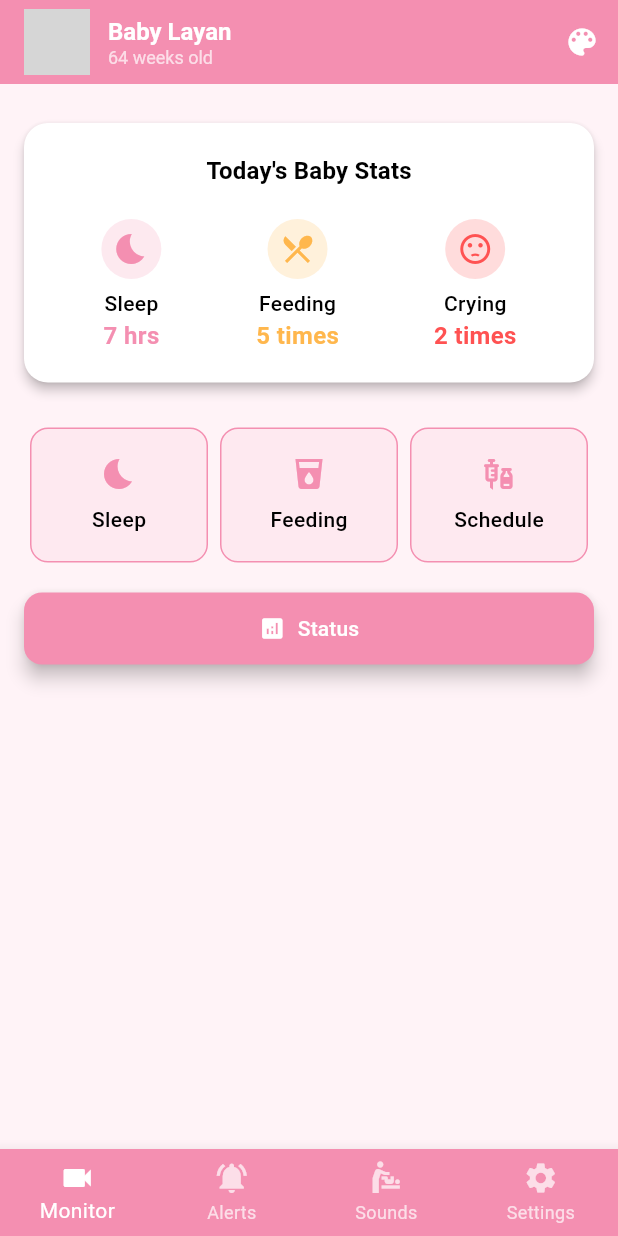
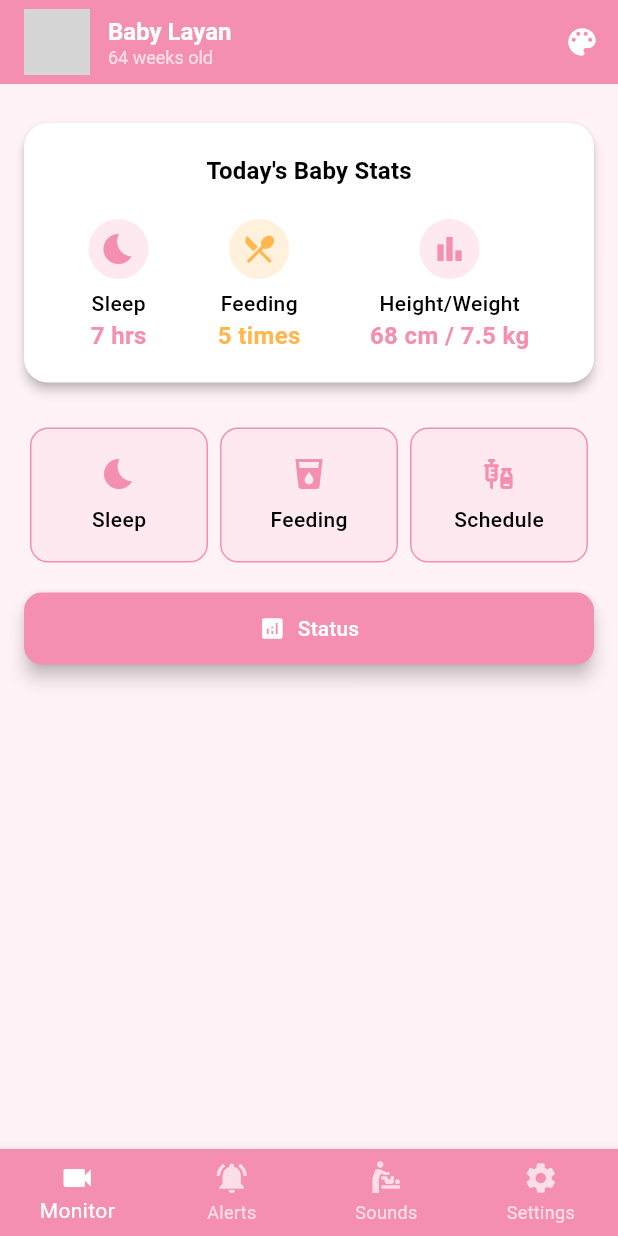
Before and after one commit to halaalmasrii/smart-baby-care, a Flutter app: the DashboardScreen screen opened by its route, on a phone screen of 412 x 824 dp. Run offline on Flutter 3.47's test engine with Material 3 defaults, Android fonts, the phone set to English and light mode, and no system bars; our stand-ins replace fl_chart, flutter_local_notifications, image_picker, shared_preferences, timezone; accounts and stored records are empty; grey boxes are pictures that could not be loaded.

Commit message:
تعديل نوع المعلومات المعروضة

```diff
--- a/lib/widgets/stats_card.dart
+++ b/lib/widgets/stats_card.dart
@@ -1,7 +1,18 @@
 import 'package:flutter/material.dart';
 
 class StatsCard extends StatelessWidget {
-  const StatsCard({Key? key}) : super(key: key);
+  final String sleep;
+  final String feeding;
+  final String height;
+  final String weight;
+
+  const StatsCard({
+    Key? key,
+    required this.sleep,
+    required this.feeding,
+    required this.height,
+    required this.weight,
+  }) : super(key: key);
 
   Widget _buildStatItem(IconData icon, String label, String value, Color color) {
     return Column(
@@ -20,6 +31,9 @@ class StatsCard extends StatelessWidget {
   @override
   Widget build(BuildContext context) {
     final theme = Theme.of(context);
+    final primary = theme.colorScheme.primary;
+    final secondary = theme.colorScheme.secondary;
+
     return Card(
       elevation: 3,
       margin: const EdgeInsets.symmetric(vertical: 10),
@@ -36,9 +50,9 @@ class StatsCard extends StatelessWidget {
             Row(
               mainAxisAlignment: MainAxisAlignment.spaceAround,
               children: [
-                _buildStatItem(Icons.bedtime, 'Sleep', '7 hrs', theme.colorScheme.primary),
-                _buildStatItem(Icons.local_dining, 'Feeding', '5 times', theme.colorScheme.secondary),
-                _buildStatItem(Icons.sentiment_dissatisfied, 'Crying', '2 times', Colors.redAccent),
+                _buildStatItem(Icons.bedtime, 'Sleep', sleep, primary),
+                _buildStatItem(Icons.local_dining, 'Feeding', feeding, secondary),
+                _buildStatItem(Icons.bar_chart, 'Height/Weight', '$height / $weight', primary),
               ],
             )
           ],
```
